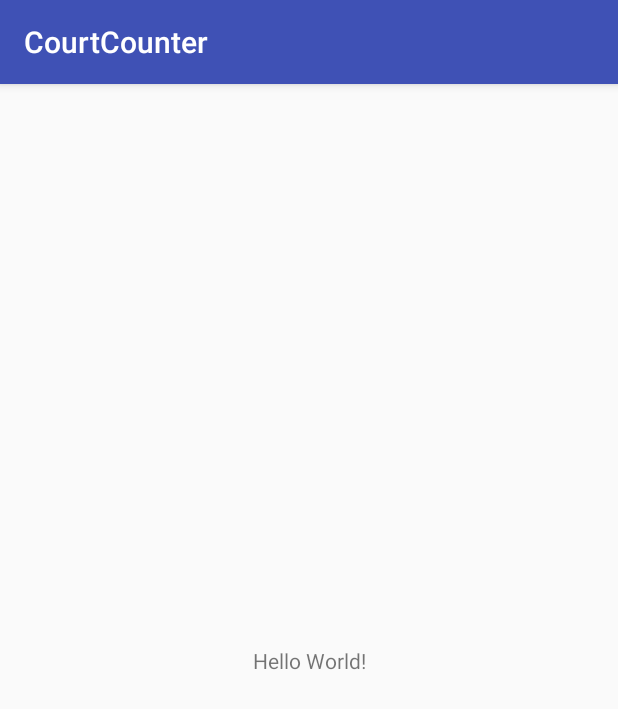
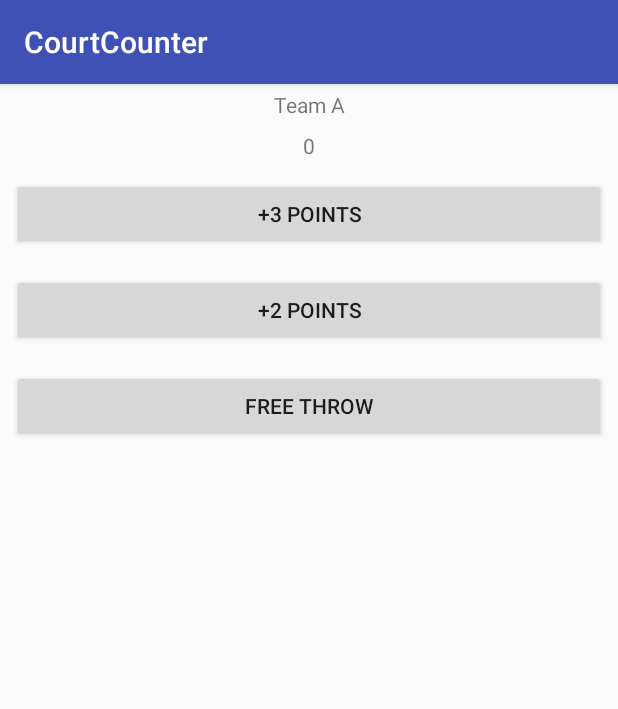
Before and after one commit to levontopalakian/AndroidStudioProjects, an Android app: the screen it shows after launch (MainActivity), on a phone screen of 412 x 824 dp. Shown: the top 709 px of the screen. Run offline under Robolectric (Android 15) with nearby library versions, the phone set to English and light mode, and no system bars.

Commit message:
adding functions

```diff
--- a/CourtCounter/app/src/main/java/com/example/android/courtcounter/MainActivity.java
+++ b/CourtCounter/app/src/main/java/com/example/android/courtcounter/MainActivity.java
@@ -2,6 +2,8 @@ package com.example.android.courtcounter;
 
 import android.support.v7.app.AppCompatActivity;
 import android.os.Bundle;
+import android.view.View;
+import android.widget.TextView;
 
 public class MainActivity extends AppCompatActivity {
 
@@ -9,5 +11,29 @@ public class MainActivity extends AppCompatActivity {
     protected void onCreate(Bundle savedInstanceState) {
         super.onCreate(savedInstanceState);
         setContentView(R.layout.activity_main);
+
+    }
+
+    public void free (View view){
+        displayForTeamA(1);
+    }
+
+
+    public void threepoints (View view){
+        displayForTeamA(3);
+    }
+
+
+    public void twopoints (View view){
+        displayForTeamA(2);
+    }
+
+
+    /**
+     * Displays the given score for Team A.
+     */
+    public void displayForTeamA(int score) {
+        TextView scoreView = (TextView) findViewById(R.id.team_a_score);
+        scoreView.setText(String.valueOf(score));
     }
 }
--- a/CourtCounter/app/src/main/res/layout/activity_main.xml
+++ b/CourtCounter/app/src/main/res/layout/activity_main.xml
@@ -1,18 +1,49 @@
 <?xml version="1.0" encoding="utf-8"?>
-<android.support.constraint.ConstraintLayout xmlns:android="http://schemas.android.com/apk/res/android"
+<LinearLayout xmlns:android="http://schemas.android.com/apk/res/android"
     xmlns:app="http://schemas.android.com/apk/res-auto"
     xmlns:tools="http://schemas.android.com/tools"
     android:layout_width="match_parent"
     android:layout_height="match_parent"
-    tools:context=".MainActivity">
+    tools:context=".MainActivity"
+    android:orientation="vertical">
 
     <TextView
-        android:layout_width="wrap_content"
+        android:layout_width="match_parent"
         android:layout_height="wrap_content"
-        android:text="Hello World!"
-        app:layout_constraintBottom_toBottomOf="parent"
-        app:layout_constraintLeft_toLeftOf="parent"
-        app:layout_constraintRight_toRightOf="parent"
-        app:layout_constraintTop_toTopOf="parent" />
+        android:text="Team A"
+        android:gravity="center"
+        android:padding="4dp"/>
 
-</android.support.constraint.ConstraintLayout>
+
+    <TextView
+        android:layout_width="match_parent"
+        android:layout_height="wrap_content"
+        android:text="0"
+        android:gravity="center"
+        android:id="@+id/team_a_score"
+        android:padding="4dp"/>
+
+
+
+    <Button
+        android:layout_width="match_parent"
+        android:layout_height="wrap_content"
+        android:layout_margin="8dp"
+        android:onClick="threepoints"
+        android:text="+3 Points"/>
+
+    <Button
+        android:layout_width="match_parent"
+        android:layout_height="wrap_content"
+        android:layout_margin="8dp"
+        android:onClick="twopoints"
+        android:text="+2 Points"/>
+
+    <Button
+        android:layout_width="match_parent"
+        android:layout_height="wrap_content"
+        android:layout_margin="8dp"
+        android:onClick="free"
+        android:text="Free Throw"/>
+
+</LinearLayout>
```
